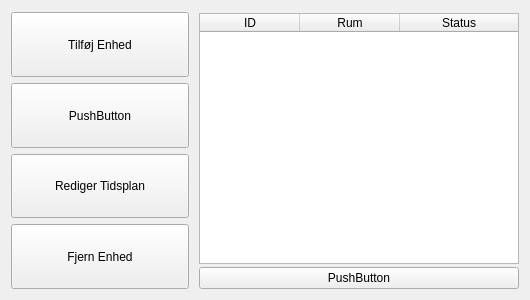
Qt form HomeAutomation/mainmenu.ui (PRJ2GR15/Software-Design) before a commit.
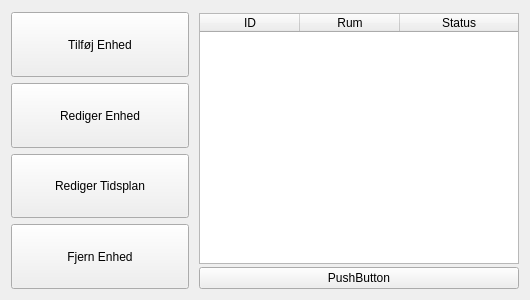
The same form after that commit.

Diff of the .ui file:
```diff
--- a/HomeAutomation/mainmenu.ui
+++ b/HomeAutomation/mainmenu.ui
@@ -59,7 +59,7 @@
         </sizepolicy>
        </property>
        <property name="text">
-        <string>PushButton</string>
+        <string>Rediger Enhed</string>
        </property>
       </widget>
      </item>
```
Left out of the diff: 5 changed lines with no effect on the pictures.
